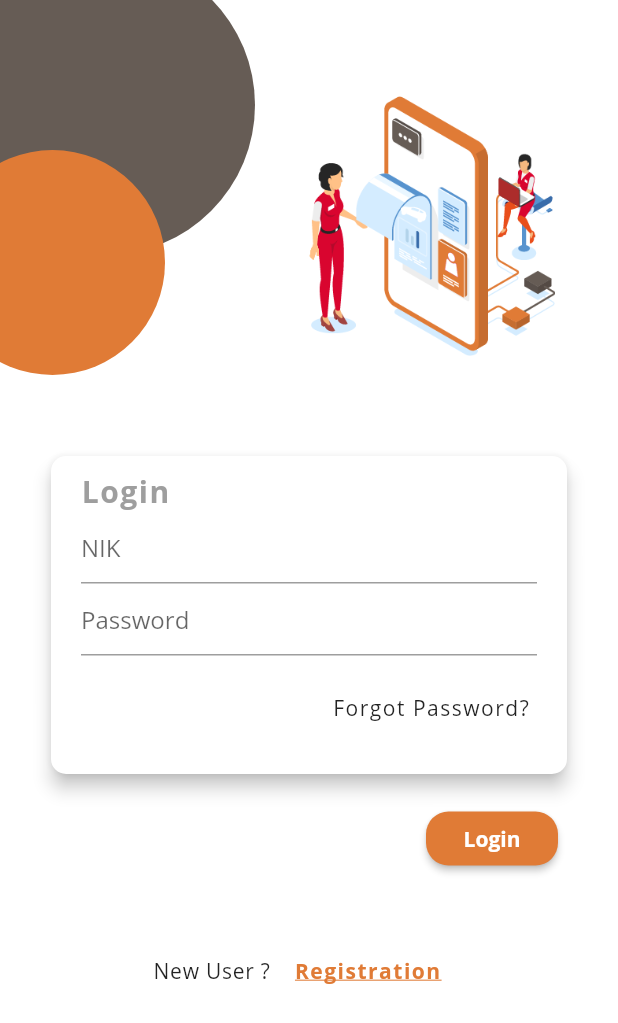
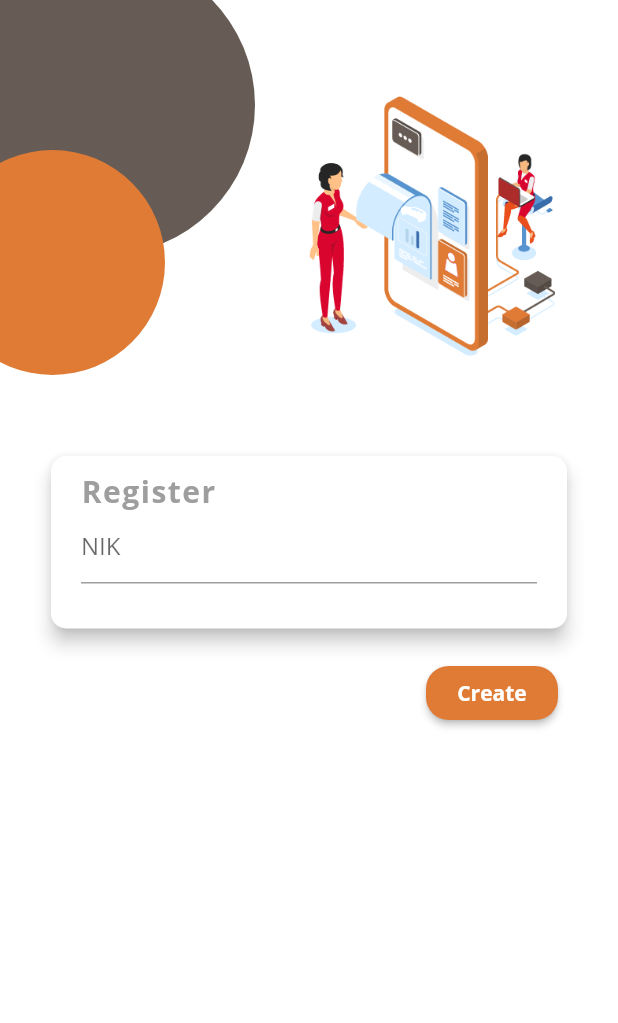
Before and after one commit to primajatnika271995/Hasjrat-Asistant, a Flutter app: the screen it shows after launch, after a tap on "Registration", on a phone screen of 412 x 824 dp. Shown: the top 1023 px of the screen. Run offline on Flutter 3.47's test engine with Material 2 defaults, Android fonts, the phone set to English and light mode, and no system bars; our stand-ins replace bloc, carousel_slider, dio, dotted_border, equatable, flutter_bloc and 10 more; missing offline and left inert: simple_logger; network calls fail.

Commit message:
Check NIK

```diff
--- /dev/null
+++ b/lib/src/bloc/register_bloc/register_bloc.dart
@@ -0,0 +1,32 @@
+import 'package:bloc/bloc.dart';
+import 'package:salles_tools/src/bloc/register_bloc/register_event.dart';
+import 'package:salles_tools/src/bloc/register_bloc/register_state.dart';
+import 'package:salles_tools/src/models/employee_model.dart';
+import 'package:salles_tools/src/services/login_service.dart';
+import 'package:salles_tools/src/utils/shared_preferences_helper.dart';
+import 'package:salles_tools/src/views/components/log.dart';
+
+class RegisterBloc extends Bloc<RegisterEvent, RegisterState> {
+  LoginService loginService;
+  RegisterBloc(this.loginService);
+
+  @override
+  // TODO: implement initialState
+  RegisterState get initialState => RegisterInitial();
+
+  @override
+  Stream<RegisterState> mapEventToState(RegisterEvent event) async* {
+    if (event is CheckNIK) {
+      yield CheckNIKLoading();
+
+      try {
+        EmployeeModel value = await loginService.checkNIK(event.username);
+
+        yield CheckNIKSuccess(value);
+      } catch(err) {
+        log.warning(err.toString());
+        yield CheckNIKFailed();
+      }
+    }
+  }
+}
--- /dev/null
+++ b/lib/src/bloc/register_bloc/register_event.dart
@@ -0,0 +1,20 @@
+import 'package:equatable/equatable.dart';
+
+class RegisterEvent extends Equatable {
+  @override
+  // TODO: implement props
+  List<Object> get props => [];
+}
+
+class CheckNIK extends RegisterEvent {
+  final username;
+
+  CheckNIK(this.username);
+
+  @override
+  // TODO: implement props
+  List<Object> get props => [username];
+
+}
+
+class ResetRegister extends RegisterEvent {}
--- /dev/null
+++ b/lib/src/bloc/register_bloc/register_state.dart
@@ -0,0 +1,51 @@
+import 'package:equatable/equatable.dart';
+import 'package:salles_tools/src/models/authentication_model.dart';
+import 'package:salles_tools/src/models/employee_model.dart';
+
+class RegisterState extends Equatable {
+  @override
+  // TODO: implement props
+  List<Object> get props => [];
+}
+
+class RegisterInitial extends RegisterState {
+
+}
+
+class RegisterLoading extends RegisterState {
+
+}
+
+class RegisterFailed extends RegisterState {
+
+}
+
+class RegisterSuccess  extends RegisterState {
+  final _data;
+
+  RegisterSuccess(this._data);
+  EmployeeModel get _employee => _data;
+
+  @override
+  // TODO: implement props
+  List<Object> get props => [_data];
+}
+
+class CheckNIKLoading extends RegisterState {
+
+}
+
+class CheckNIKFailed extends RegisterState {
+
+}
+
+class CheckNIKSuccess  extends RegisterState {
+  final _data;
+
+  CheckNIKSuccess(this._data);
+  EmployeeModel get _employee => _data;
+
+  @override
+  // TODO: implement props
+  List<Object> get props => [_data];
+}
--- a/lib/src/configs/url.dart
+++ b/lib/src/configs/url.dart
@@ -4,4 +4,6 @@ class UriApi {
   static const String baseApi = "http://tabeldata.ip-dynamic.com/hasjrat-sales-tools";
 
   static const String loginUri = "/sales-tools-auth-service/oauth/token";
+
+  static const String checkEmployee = "/sales-tools-employees-service/api/v2/employees";
 }
--- /dev/null
+++ b/lib/src/models/employee_model.dart
@@ -0,0 +1,133 @@
+// To parse this JSON data, do
+//
+//     final employeeModel = employeeModelFromJson(jsonString);
+
+import 'dart:convert';
+
+EmployeeModel employeeModelFromJson(String str) => EmployeeModel.fromJson(json.decode(str));
+
+String employeeModelToJson(EmployeeModel data) => json.encode(data.toJson());
+
+class EmployeeModel {
+  String id;
+  String name;
+  String type;
+  String educationLevel;
+  String eductionMajor;
+  bool resign;
+  String joinDate;
+  String mutationDate;
+  DateTime birthDate;
+  bool bdeleted;
+  String jenisKelamin;
+  Branch branch;
+  Branch outlet;
+  Branch location;
+  Branch job;
+  Section section;
+  String ipAddress;
+
+  EmployeeModel({
+    this.id,
+    this.name,
+    this.type,
+    this.educationLevel,
+    this.eductionMajor,
+    this.resign,
+    this.joinDate,
+    this.mutationDate,
+    this.birthDate,
+    this.bdeleted,
+    this.jenisKelamin,
+    this.branch,
+    this.outlet,
+    this.location,
+    this.job,
+    this.section,
+    this.ipAddress,
+  });
+
+  factory EmployeeModel.fromJson(Map<String, dynamic> json) => EmployeeModel(
+    id: json["id"] == null ? null : json["id"],
+    name: json["name"] == null ? null : json["name"],
+    type: json["type"] == null ? null : json["type"],
+    educationLevel: json["educationLevel"] == null ? null : json["educationLevel"],
+    eductionMajor: json["eductionMajor"] == null ? null : json["eductionMajor"],
+    resign: json["resign"] == null ? null : json["resign"],
+    joinDate: json["joinDate"] == null ? null : json["joinDate"],
+    mutationDate: json["mutationDate"] == null ? null : json["mutationDate"],
+    birthDate: json["birthDate"] == null ? null : DateTime.parse(json["birthDate"]),
+    bdeleted: json["bdeleted"] == null ? null : json["bdeleted"],
+    jenisKelamin: json["jenisKelamin"] == null ? null : json["jenisKelamin"],
+    branch: json["branch"] == null ? null : Branch.fromJson(json["branch"]),
+    outlet: json["outlet"] == null ? null : Branch.fromJson(json["outlet"]),
+    location: json["location"] == null ? null : Branch.fromJson(json["location"]),
+    job: json["job"] == null ? null : Branch.fromJson(json["job"]),
+    section: json["section"] == null ? null : Section.fromJson(json["section"]),
+    ipAddress: json["ipAddress"] == null ? null : json["ipAddress"],
+  );
+
+  Map<String, dynamic> toJson() => {
+    "id": id == null ? null : id,
+    "name": name == null ? null : name,
+    "type": type == null ? null : type,
+    "educationLevel": educationLevel == null ? null : educationLevel,
+    "eductionMajor": eductionMajor == null ? null : eductionMajor,
+    "resign": resign == null ? null : resign,
+    "joinDate": joinDate == null ? null : joinDate,
+    "mutationDate": mutationDate == null ? null : mutationDate,
+    "birthDate": birthDate == null ? null : "${birthDate.year.toString().padLeft(4, '0')}-${birthDate.month.toString().padLeft(2, '0')}-${birthDate.day.toString().padLeft(2, '0')}",
+    "bdeleted": bdeleted == null ? null : bdeleted,
+    "jenisKelamin": jenisKelamin == null ? null : jenisKelamin,
+    "branch": branch == null ? null : branch.toJson(),
+    "outlet": outlet == null ? null : outlet.toJson(),
+    "location": location == null ? null : location.toJson(),
+    "job": job == null ? null : job.toJson(),
+    "section": section == null ? null : section.toJson(),
+    "ipAddress": ipAddress == null ? null : ipAddress,
+  };
+}
+
+class Branch {
+  String id;
+  String name;
+
+  Branch({
+    this.id,
+    this.name,
+  });
+
+  factory Branch.fromJson(Map<String, dynamic> json) => Branch(
+    id: json["id"] == null ? null : json["id"],
+    name: json["name"] == null ? null : json["name"],
+  );
+
+  Map<String, dynamic> toJson() => {
+    "id": id == null ? null : id,
+    "name": name == null ? null : name,
+  };
+}
+
+class Section {
+  String id;
+  String name;
+  String newName;
+
+  Section({
+    this.id,
+    this.name,
+    this.newName,
+  });
+
+  factory Section.fromJson(Map<String, dynamic> json) => Section(
+    id: json["id"] == null ? null : json["id"],
+    name: json["name"] == null ? null : json["name"],
+    newName: json["newName"] == null ? null : json["newName"],
+  );
+
+  Map<String, dynamic> toJson() => {
+    "id": id == null ? null : id,
+    "name": name == null ? null : name,
+    "newName": newName == null ? null : newName,
+  };
+}
--- a/lib/src/services/login_service.dart
+++ b/lib/src/services/login_service.dart
@@ -4,6 +4,7 @@ import 'package:dio/dio.dart';
 import 'package:flutter/foundation.dart';
 import 'package:salles_tools/src/configs/url.dart';
 import 'package:salles_tools/src/models/authentication_model.dart';
+import 'package:salles_tools/src/models/employee_model.dart';
 import 'package:salles_tools/src/utils/dio_logging_interceptors.dart';
 import 'package:salles_tools/src/views/components/log.dart';
 
@@ -43,5 +44,18 @@ class LoginService {
     return null;
   }
 
-
+  Future<EmployeeModel> checkNIK(String nik) async {
+    try {
+      final response = await _dio.get(UriApi.checkEmployee + '/$nik/findEmployeeMutationById',
+        queryParameters: {
+        'isMutation': false,
+        },
+      );
+      log.info(response.statusCode);
+      return compute(employeeModelFromJson, json.encode(response.data));
+    } catch (error) {
+      log.warning(error.toString());
+    }
+    return null;
+  }
 }
--- a/lib/src/views/login_page/login_screen.dart
+++ b/lib/src/views/login_page/login_screen.dart
@@ -3,10 +3,13 @@ import 'package:flutter_bloc/flutter_bloc.dart';
 import 'package:salles_tools/src/bloc/login_bloc/login_bloc.dart';
 import 'package:salles_tools/src/bloc/login_bloc/login_event.dart';
 import 'package:salles_tools/src/bloc/login_bloc/login_state.dart';
+import 'package:salles_tools/src/bloc/register_bloc/register_bloc.dart';
+import 'package:salles_tools/src/services/login_service.dart';
 import 'package:salles_tools/src/utils/hex_converter.dart';
 import 'package:salles_tools/src/views/bottom_navigation.dart';
 import 'package:salles_tools/src/views/components/loading_content.dart';
 import 'package:salles_tools/src/views/components/log.dart';
+import 'package:salles_tools/src/views/register_page/register_screen.dart';
 
 class LoginScreen extends StatefulWidget {
   @override
@@ -23,6 +26,25 @@ class _LoginScreenState extends State<LoginScreen> {
     Navigator.of(context).pushReplacement(
       PageRouteBuilder(
         pageBuilder: (_, __, ___) => BottomNavigationDrawer(),
+        transitionDuration: Duration(milliseconds: 750),
+        transitionsBuilder:
+            (_, Animation<double> animation, __, Widget child) {
+          return Opacity(
+            opacity: animation.value,
+            child: child,
+          );
+        },
+      ),
+    );
+  }
+
+  void _onRegister() {
+    Navigator.of(context).push(
+      PageRouteBuilder(
+        pageBuilder: (_, __, ___) => BlocProvider<RegisterBloc>(
+          create: (context) => RegisterBloc(LoginService()),
+          child: RegisterScreen(),
+        ),
         transitionDuration: Duration(milliseconds: 750),
         transitionsBuilder:
             (_, Animation<double> animation, __, Widget child) {
@@ -228,7 +250,9 @@ class _LoginScreenState extends State<LoginScreen> {
                       ),
                     ),
                     FlatButton(
-                      onPressed: () {},
+                      onPressed: () {
+                        _onRegister();
+                      },
                       child: Text(
                         "Registration",
                         style: TextStyle(
--- /dev/null
+++ b/lib/src/views/register_page/register_screen.dart
@@ -0,0 +1,263 @@
+import 'package:flutter/cupertino.dart';
+import 'package:flutter/material.dart';
+import 'package:flutter_bloc/flutter_bloc.dart';
+import 'package:salles_tools/src/bloc/register_bloc/register_bloc.dart';
+import 'package:salles_tools/src/bloc/register_bloc/register_event.dart';
+import 'package:salles_tools/src/bloc/register_bloc/register_state.dart';
+import 'package:salles_tools/src/utils/hex_converter.dart';
+import 'package:salles_tools/src/views/components/log.dart';
+
+class RegisterScreen extends StatefulWidget {
+  @override
+  _RegisterScreenState createState() => _RegisterScreenState();
+}
+
+class _RegisterScreenState extends State<RegisterScreen> {
+  @override
+  Widget build(BuildContext context) {
+    final _formKey = GlobalKey<FormState>();
+
+    var usernameCtrl = new TextEditingController();
+    var passwordCtrl = new TextEditingController();
+    var emailCtrl = new TextEditingController();
+
+    void _onCheckNIK() {
+      // ignore: close_sinks
+      final checkNIKBloc = BlocProvider.of<RegisterBloc>(context);
+      checkNIKBloc.add(CheckNIK(usernameCtrl.text));
+    }
+
+    void _onRegister() {
+
+    }
+
+    return Scaffold(
+      backgroundColor: Colors.white,
+      body: SingleChildScrollView(
+        child: Column(
+          mainAxisAlignment: MainAxisAlignment.start,
+          crossAxisAlignment: CrossAxisAlignment.start,
+          children: <Widget>[
+            Stack(
+              children: <Widget>[
+                Container(
+                  height: 300,
+                  child: Padding(
+                    padding: const EdgeInsets.only(left: 200, right: 20),
+                    child: Image.asset(
+                      "assets/icons/header_icon.png",
+                      height: 110,
+                      width: 170,
+                    ),
+                  ),
+                ),
+                Positioned(
+                  top: -30,
+                  left: -30,
+                  child: Container(
+                    height: 200,
+                    width: 200,
+                    decoration: BoxDecoration(
+                      color: HexColor('#665C55'),
+                      borderRadius: BorderRadius.circular(200),
+                    ),
+                  ),
+                ),
+                Positioned(
+                  bottom: 50,
+                  left: -40,
+                  child: Container(
+                    height: 150,
+                    width: 150,
+                    decoration: BoxDecoration(
+                      color: HexColor('#E07B36'),
+                      borderRadius: BorderRadius.circular(200),
+                    ),
+                  ),
+                ),
+              ],
+            ),
+            Form(
+              key: _formKey,
+              child: Padding(
+                padding: const EdgeInsets.symmetric(horizontal: 30),
+                child: Card(
+                  elevation: 5,
+                  shape: RoundedRectangleBorder(
+                    borderRadius: BorderRadius.circular(10),
+                  ),
+                  child: Padding(
+                    padding: const EdgeInsets.symmetric(
+                        vertical: 10, horizontal: 20),
+                    child: Column(
+                      crossAxisAlignment: CrossAxisAlignment.start,
+                      children: <Widget>[
+                        Text(
+                          "Register",
+                          style: TextStyle(
+                            letterSpacing: 1.0,
+                            fontSize: 20,
+                            color: Colors.grey,
+                            fontWeight: FontWeight.w700,
+                          ),
+                        ),
+                        TextFormField(
+                          keyboardType: TextInputType.numberWithOptions(),
+                          decoration: InputDecoration(
+                            hintText: 'NIK',
+                            focusedBorder: UnderlineInputBorder(
+                              borderSide: BorderSide(
+                                color: HexColor('#E07B36'),
+                              ),
+                            ),
+                            suffixIcon:
+                                BlocBuilder<RegisterBloc, RegisterState>(
+                              builder: (context, state) {
+                                if (state is CheckNIKSuccess) {
+                                  return Icon(
+                                    Icons.check_circle_outline,
+                                    color: Colors.green,
+                                  );
+                                }
+
+                                if (state is CheckNIKFailed) {
+                                  return Icon(
+                                    Icons.close,
+                                    color: Colors.red,
+                                  );
+                                }
+
+                                if (state is CheckNIKLoading) {
+                                  return CupertinoActivityIndicator();
+                                }
+
+                                return SizedBox();
+                              },
+                            ),
+                          ),
+                          validator: (value) {
+                            if (value.isEmpty) {
+                              return 'NIK wajib diisi';
+                            }
+                            return null;
+                          },
+                          onEditingComplete: () {
+                            _onCheckNIK();
+                          },
+                          controller: usernameCtrl,
+                        ),
+                        BlocBuilder<RegisterBloc, RegisterState>(
+                          builder: (context, state) {
+                            if (state is CheckNIKSuccess) {
+                              return Padding(
+                                padding: const EdgeInsets.only(top: 3),
+                                child: Text(
+                                  "NIK terdaftar!",
+                                  style: TextStyle(
+                                    letterSpacing: 1.0,
+                                    color: Colors.green,
+                                  ),
+                                ),
+                              );
+                            }
+
+                            if (state is CheckNIKFailed) {
+                              return Padding(
+                                padding: const EdgeInsets.only(top: 3),
+                                child: Text(
+                                  "NIK tidak terdaftar!",
+                                  style: TextStyle(
+                                    letterSpacing: 1.0,
+                                    color: Colors.red,
+                                  ),
+                                ),
+                              );
+                            }
+
+                            return SizedBox();
+                          },
+                        ),
+                        BlocBuilder<RegisterBloc, RegisterState>(
+                          builder: (context, state) {
+                            if (state is CheckNIKSuccess) {
+                              return Column(
+                                children: <Widget>[
+                                  TextFormField(
+                                    decoration: InputDecoration(
+                                      hintText: 'Email',
+                                      focusedBorder: UnderlineInputBorder(
+                                        borderSide: BorderSide(
+                                          color: HexColor('#E07B36'),
+                                        ),
+                                      ),
+                                    ),
+                                    validator: (value) {
+                                      if (value.isEmpty) {
+                                        return 'Email wajib diisi';
+                                      }
+                                      return null;
+                                    },
+                                    controller: emailCtrl,
+                                  ),
+                                  TextFormField(
+                                    obscureText: true,
+                                    decoration: InputDecoration(
+                                      hintText: 'Password',
+                                      focusedBorder: UnderlineInputBorder(
+                                        borderSide: BorderSide(
+                                          color: HexColor('#E07B36'),
+                                        ),
+                                      ),
+                                    ),
+                                    validator: (value) {
+                                      if (value.isEmpty) {
+                                        return 'Password wajib diisi';
+                                      }
+                                      return null;
+                                    },
+                                    controller: passwordCtrl,
+                                  ),
+                                ],
+                              );
+                            }
+
+                            return SizedBox();
+                          },
+                        ),
+                        Padding(
+                          padding: EdgeInsets.symmetric(vertical: 10),
+                        ),
+                      ],
+                    ),
+                  ),
+                ),
+              ),
+            ),
+            Padding(
+              padding: const EdgeInsets.symmetric(horizontal: 40, vertical: 15),
+              child: Row(
+                mainAxisAlignment: MainAxisAlignment.end,
+                children: <Widget>[
+                  RaisedButton(
+                    onPressed: () {},
+                    color: HexColor('#E07B36'),
+                    child: Text(
+                      "Create",
+                      style: TextStyle(
+                        fontWeight: FontWeight.w700,
+                        color: Colors.white,
+                      ),
+                    ),
+                    shape: RoundedRectangleBorder(
+                      borderRadius: BorderRadius.circular(15),
+                    ),
+                  ),
+                ],
+              ),
+            ),
+          ],
+        ),
+      ),
+    );
+  }
+}
```
Also changed, not shown: 1 other file.
